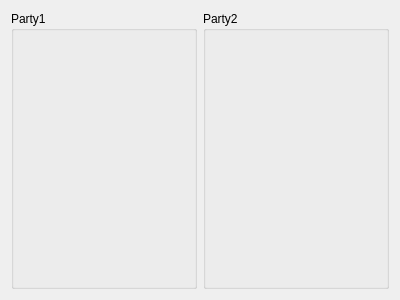
Qt form drc/gui/partiescontainerform.ui (lansdon/cpts483_drc) before a commit.
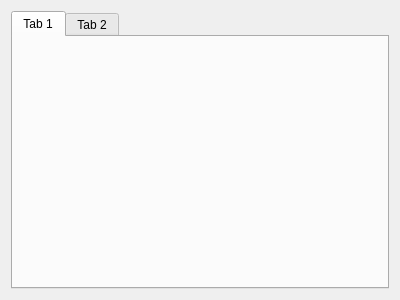
The same form after that commit.

The edit to the form file:
```diff
--- a/drc/gui/partiescontainerform.ui
+++ b/drc/gui/partiescontainerform.ui
@@ -15,17 +15,17 @@
   </property>
   <layout class="QHBoxLayout" name="horizontalLayout">
    <item>
-    <widget class="QGroupBox" name="party1Frame">
-     <property name="title">
-      <string>Party1</string>
-     </property>
-    </widget>
-   </item>
-   <item>
-    <widget class="QGroupBox" name="party2Frame">
-     <property name="title">
-      <string>Party2</string>
-     </property>
+    <widget class="QTabWidget" name="partyTabWidget">
+     <widget class="QWidget" name="tab">
+      <attribute name="title">
+       <string>Tab 1</string>
+      </attribute>
+     </widget>
+     <widget class="QWidget" name="tab_2">
+      <attribute name="title">
+       <string>Tab 2</string>
+      </attribute>
+     </widget>
     </widget>
    </item>
   </layout>
```
